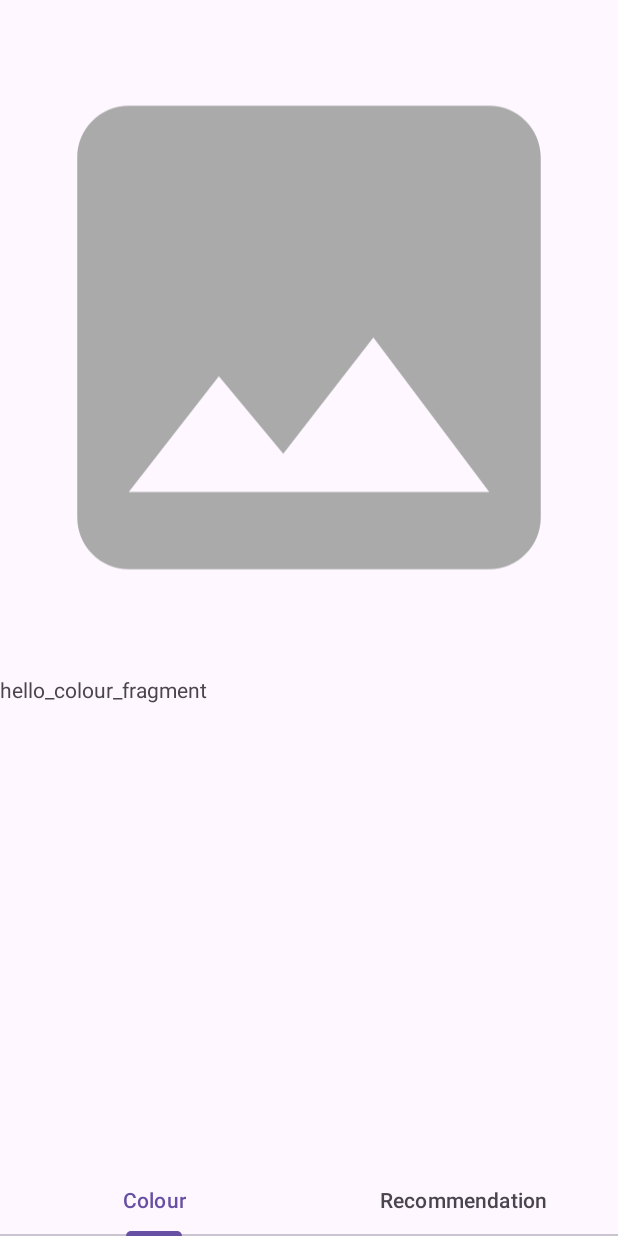
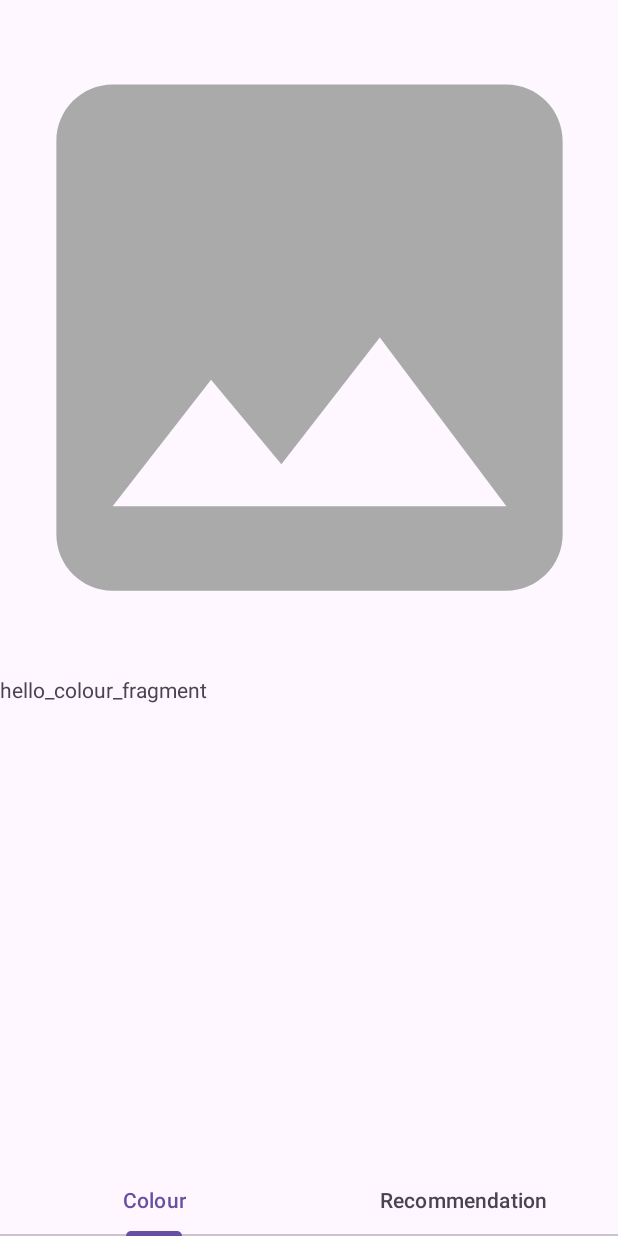
Before and after one commit to Warna-Ku/Warnaku-App, an Android app: the ResultActivity screen opened directly, with no data from a screen before it, on a phone screen of 412 x 824 dp. Run offline under Robolectric (Android 15) with nearby library versions, the light colour scheme and no system bars; pictures from the network do not load.

Commit message:
passing image

```diff
--- a/app/src/main/java/com/dicoding/warnaku_app/view/analysis/AnalysisActivity.kt
+++ b/app/src/main/java/com/dicoding/warnaku_app/view/analysis/AnalysisActivity.kt
@@ -44,8 +44,9 @@ class AnalysisActivity : AppCompatActivity() {
 
     private fun checkImage() {
         if (currentImageUri != null) {
-            val intent = Intent(this, AnalysisUserActivity::class.java)
-            intent.putExtra("image_uri", currentImageUri.toString())
+            val intent = Intent(this, AnalysisUserActivity::class.java).apply {
+                putExtra("image_uri", currentImageUri.toString())
+            }
             startActivity(intent)
         } else {
             showToast("Please select an image before analyzing.")
--- a/app/src/main/java/com/dicoding/warnaku_app/view/result/ResultActivity.kt
+++ b/app/src/main/java/com/dicoding/warnaku_app/view/result/ResultActivity.kt
@@ -1,19 +1,29 @@
 package com.dicoding.warnaku_app.view.result
 
+import android.net.Uri
 import android.os.Bundle
 import androidx.appcompat.app.AppCompatActivity
-import androidx.viewpager2.widget.ViewPager2
-import com.dicoding.warnaku_app.R
-import com.google.android.material.tabs.TabLayout
+import com.dicoding.warnaku_app.databinding.ActivityResultBinding
 import com.google.android.material.tabs.TabLayoutMediator
 
 class ResultActivity : AppCompatActivity() {
+
+    private lateinit var binding: ActivityResultBinding
+
     override fun onCreate(savedInstanceState: Bundle?) {
         super.onCreate(savedInstanceState)
-        setContentView(R.layout.activity_result)
+        binding = ActivityResultBinding.inflate(layoutInflater)
+        setContentView(binding.root)
 
-        val viewPager: ViewPager2 = findViewById(R.id.viewPager)
-        val tabLayout: TabLayout = findViewById(R.id.tabLayout)
+        // Retrieve the URI from the intent
+        val uriString = intent.getStringExtra("image_uri")
+        if (uriString != null) {
+            val imageUri = Uri.parse(uriString)
+            binding.userImageResult.setImageURI(imageUri)
+        }
+
+        val viewPager = binding.viewPager
+        val tabLayout = binding.tabLayout
 
         viewPager.adapter = ViewPagerAdapter(this)
 
--- a/app/src/main/res/layout/activity_result.xml
+++ b/app/src/main/res/layout/activity_result.xml
@@ -8,9 +8,10 @@
     tools:context=".view.result.ResultActivity">
 
     <ImageView
-        android:id="@+id/imageView3"
+        android:id="@+id/userImageResult"
         android:layout_width="match_parent"
         android:layout_height="450dp"
+        android:scaleType="centerCrop"
         app:layout_constraintEnd_toEndOf="parent"
         app:layout_constraintStart_toStartOf="parent"
         app:layout_constraintTop_toTopOf="parent"
@@ -41,6 +42,6 @@
         android:layout_width="match_parent"
         android:layout_height="0dp"
         app:layout_constraintBottom_toTopOf="@+id/tabLayout"
-        app:layout_constraintTop_toBottomOf="@+id/imageView3"
+        app:layout_constraintTop_toBottomOf="@+id/userImageResult"
         tools:layout_editor_absoluteX="-26dp" />
 </androidx.constraintlayout.widget.ConstraintLayout>
```
Also changed, not shown: app/src/main/java/com/dicoding/warnaku_app/view/analysis/AnalysisUserActivity.kt (+14 -2 lines).
